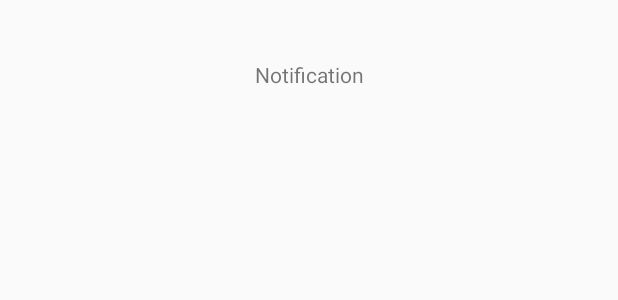
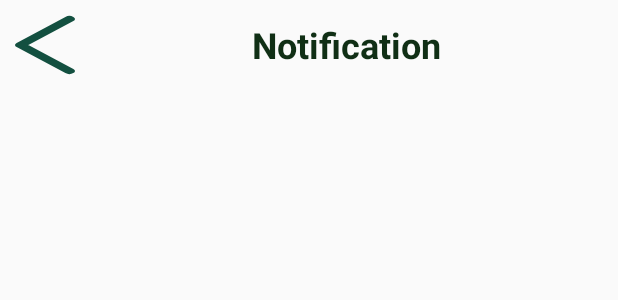
Before and after one commit to Jacksonciek/UAS-Mobile-Application-Programming-Empat-Cina, an Android app: the layout fragment_notification.xml on its own in the app's theme, with its tools: preview values and no code run, on a phone screen of 412 x 824 dp. Shown: the top 300 px of the screen. Run offline under Robolectric (Android 15) with nearby library versions, the phone set to English and light mode, and no system bars.

Commit message:
updated notification and merged with owen

```diff
--- /dev/null
+++ b/app/src/main/res/drawable/backbutton.xml
@@ -0,0 +1,13 @@
+<vector xmlns:android="http://schemas.android.com/apk/res/android"
+    android:width="8dp"
+    android:height="15dp"
+    android:viewportWidth="8"
+    android:viewportHeight="15">
+  <path
+      android:pathData="M7.25,1L0.75,7.5L7.25,14"
+      android:strokeLineJoin="round"
+      android:strokeWidth="1.5"
+      android:fillColor="#00000000"
+      android:strokeColor="#135040"
+      android:strokeLineCap="round"/>
+</vector>
--- a/app/src/main/res/layout/activity_homepage.xml
+++ b/app/src/main/res/layout/activity_homepage.xml
@@ -5,7 +5,7 @@
     android:id="@+id/main"
     android:layout_width="match_parent"
     android:layout_height="match_parent"
-    android:background="#BEFADC"
+    android:background="#EBFADC"
     android:orientation="vertical"
     tools:context=".homepage">
 
--- a/app/src/main/res/layout/fragment_notification.xml
+++ b/app/src/main/res/layout/fragment_notification.xml
@@ -11,17 +11,27 @@
         android:layout_width="match_parent"
         android:layout_height="wrap_content"
         android:orientation="horizontal"
-        android:padding="10dp"
-    >
+        android:gravity="center_vertical"
+        android:padding="10dp">
 
+        <!-- Back button -->
+        <Button
+            android:layout_width="40dp"
+            android:layout_height="40dp"
+            android:background="@drawable/backbutton"
+            android:layout_marginEnd="10dp"/>
 
-
+        <!-- Notification title -->
         <TextView
-            android:layout_width="match_parent"
-            android:layout_height="match_parent"
+            android:layout_width="0dp"
+            android:layout_height="wrap_content"
+            android:layout_weight="1"
+            android:textColor="#102F15"
             android:textAlignment="center"
-            android:layout_marginTop="30dp"
-            android:text="Notification" />
+            android:textSize="24sp"
+            android:text="Notification"
+            android:textStyle="bold"
+            android:gravity="center"/>
 
     </LinearLayout>
 
```
